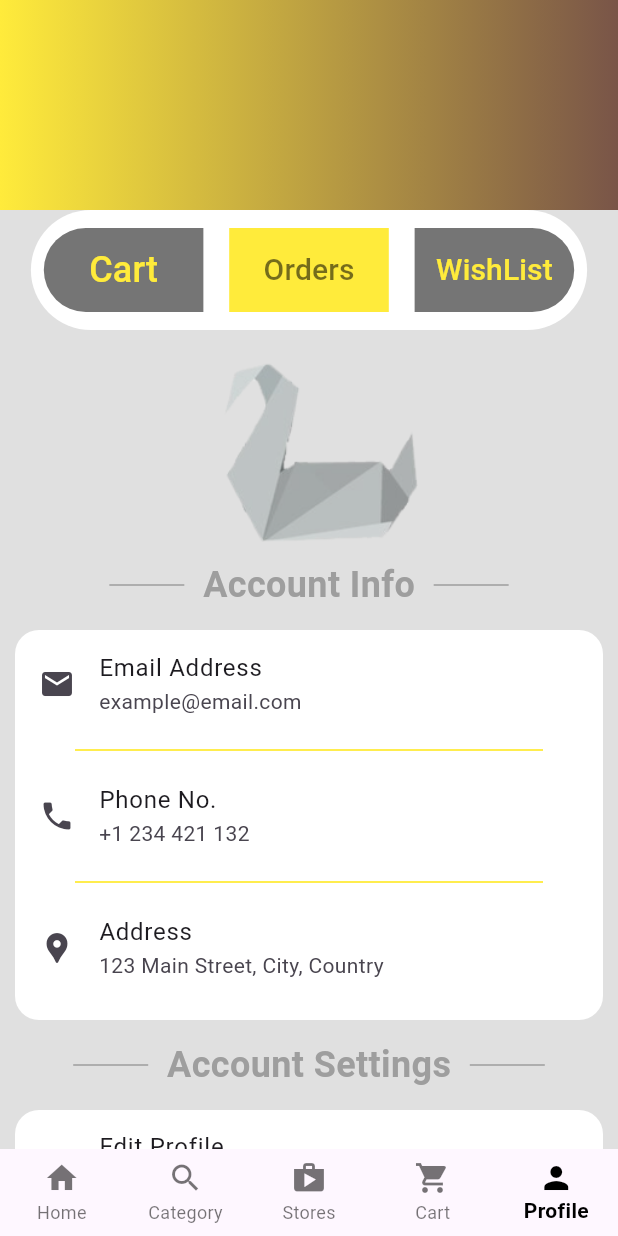
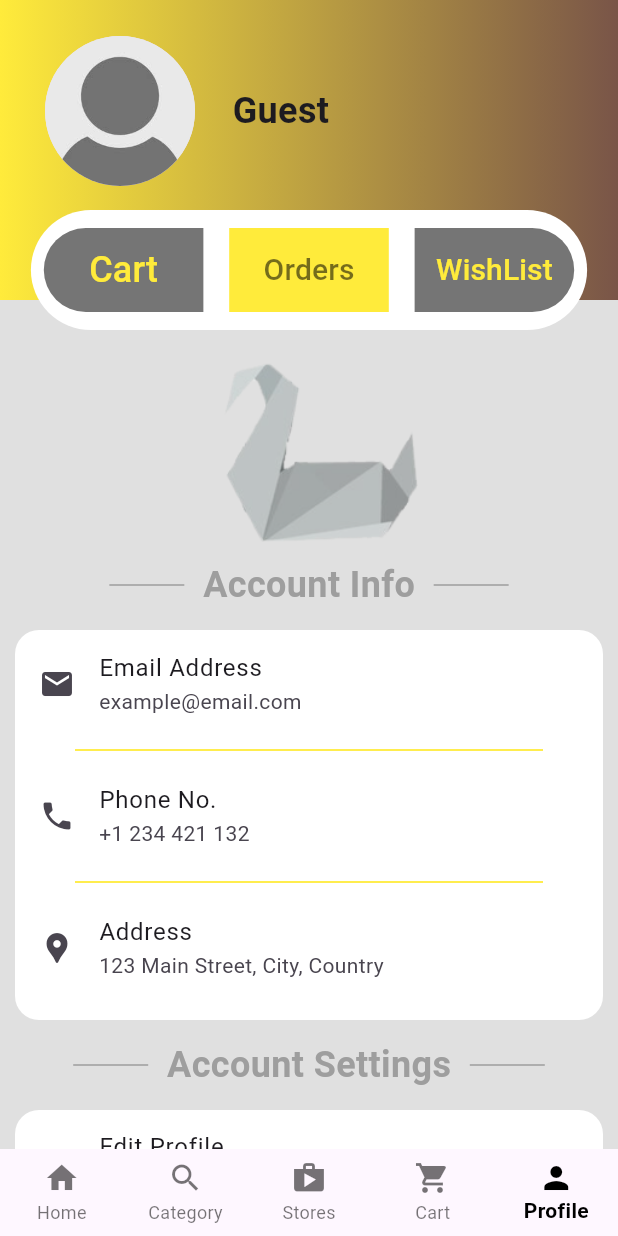
Before and after one commit to eduardolluis/multi-store-app, a Flutter app: the screen it shows after launch, item 5 of the bottom bar chosen, on a phone screen of 412 x 824 dp. Run offline on Flutter 3.47's test engine with Material 3 defaults, Android fonts, the phone set to English and light mode, and no system bars.

Commit message:
customer profile screen #3

```diff
--- a/lib/main_screens/profile.dart
+++ b/lib/main_screens/profile.dart
@@ -12,10 +12,19 @@ class _ProfileScreenState extends State<ProfileScreen> {
   Widget build(BuildContext context) {
     return Scaffold(
       backgroundColor: Colors.grey[300],
-      body: CustomScrollView(
+      body: Stack(
+        children: [
+          Container(
+            height: 200,
+            decoration: const BoxDecoration(
+              gradient: LinearGradient(colors: [Colors.yellow, Colors.brown]),
+            ),
+          ),
+          CustomScrollView(
             slivers: [
               SliverAppBar(
                 centerTitle: true,
+                pinned: true,
                 elevation: 0,
                 backgroundColor: Colors.white,
                 expandedHeight: 140,
@@ -34,6 +43,29 @@ class _ProfileScreenState extends State<ProfileScreen> {
                         decoration: const BoxDecoration(
                           gradient: LinearGradient(
                             colors: [Colors.yellow, Colors.brown],
+                          ),
+                        ),
+                        child: Padding(
+                          padding: const EdgeInsets.only(top: 8, left: 30),
+                          child: Row(
+                            children: [
+                              CircleAvatar(
+                                radius: 50,
+                                backgroundImage: AssetImage(
+                                  'images/inapp/guest.jpg',
+                                ),
+                              ),
+                              Padding(
+                                padding: const EdgeInsets.only(left: 25),
+                                child: const Text(
+                                  "Guest",
+                                  style: TextStyle(
+                                    fontSize: 24,
+                                    fontWeight: FontWeight.w600,
+                                  ),
+                                ),
+                              ),
+                            ],
                           ),
                         ),
                       ),
@@ -127,9 +159,15 @@ class _ProfileScreenState extends State<ProfileScreen> {
                         ],
                       ),
                     ),
+                    Container(
+                      color: Colors.grey[300],
+                      child: Column(
+                        children: [
                           const SizedBox(
                             height: 150,
-                  child: Image(image: AssetImage('images/inapp/logo.jpg')),
+                            child: Image(
+                              image: AssetImage('images/inapp/logo.jpg'),
+                            ),
                           ),
                           ProfileHeaderLabel(headerLabel: "  Account Info  "),
                           Padding(
@@ -163,7 +201,9 @@ class _ProfileScreenState extends State<ProfileScreen> {
                               ),
                             ),
                           ),
-                ProfileHeaderLabel(headerLabel: "  Account Settings  "),
+                          ProfileHeaderLabel(
+                            headerLabel: "  Account Settings  ",
+                          ),
                           Padding(
                             padding: const EdgeInsets.all(10.0),
                             child: Container(
@@ -198,6 +238,11 @@ class _ProfileScreenState extends State<ProfileScreen> {
                           ),
                         ],
                       ),
+                    ),
+                  ],
+                ),
+              ),
+            ],
           ),
         ],
       ),
```
Lines whose indentation alone changed are shown as unchanged.
